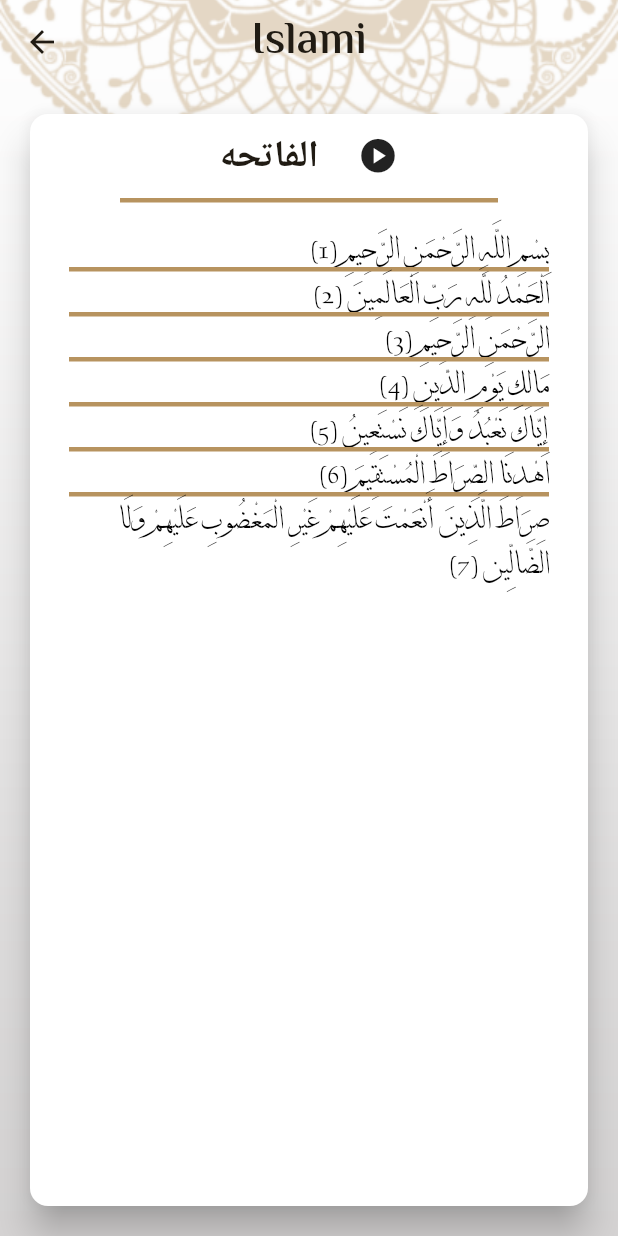
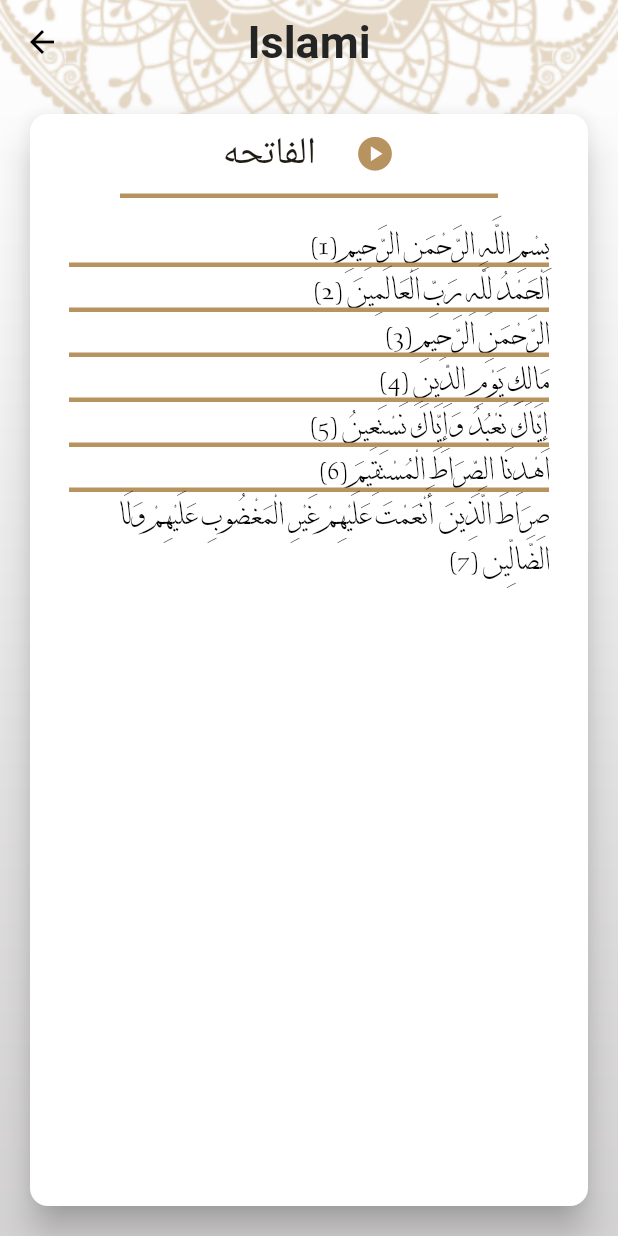
Before and after one commit to Mohamedkheira/islami, a Flutter app: the screen it shows after launch, after a tap on "الفاتحه", on a phone screen of 412 x 824 dp. Run offline on Flutter 3.47's test engine with Material 3 defaults, Android fonts, the phone set to English and light mode, and no system bars.

Commit message:
+ finish settings tab + handel dark theme

```diff
--- a/lib/main.dart
+++ b/lib/main.dart
@@ -1,4 +1,5 @@
 import 'package:flutter/material.dart';
+import 'package:islami_app/style/app_style.dart';
 import 'package:islami_app/ui/hadith_screen/hadith_screen.dart';
 import 'package:islami_app/ui/sura_content/sura_content_screen.dart';
 
@@ -9,7 +10,7 @@ void main() {
 }
 
 class MyApp extends StatelessWidget {
- Color primaryLightcolor = const Color(0xffB7935F);
+
   MyApp({super.key});
 
   // This widget is the root of your application.
@@ -17,65 +18,9 @@ class MyApp extends StatelessWidget {
   Widget build(BuildContext context) {
     return MaterialApp(
       debugShowCheckedModeBanner: false,
-      theme: ThemeData(
-       cardTheme: const CardTheme(
-         color: Colors.white,
-         surfaceTintColor: Colors.white,
-         elevation: 10,
-       ),
-        textTheme: const TextTheme(
-          headlineSmall:  TextStyle(
-            fontFamily: "ElMessiri",
-            fontSize: 30,
-          ),
-          headlineMedium: TextStyle(
-            fontFamily: "ElMessiri",
-            fontSize: 25,
-          ),
-          bodyMedium: TextStyle(
-            fontFamily: "KOUFIBD",
-            fontSize: 25,
-            fontWeight: FontWeight.bold
-          ),
-          bodyLarge: TextStyle(
-              fontFamily: "DTHULUTH",
-              fontSize: 20,
-            color: Colors.black
-          ),
-        ),
-        dividerTheme: DividerThemeData(
-          color: primaryLightcolor,
-          thickness: 3,
-          space: 0,
-        ),
-        bottomNavigationBarTheme: const BottomNavigationBarThemeData(
-          selectedItemColor: Colors.black,
-          unselectedItemColor: Colors.white,
-          selectedIconTheme: IconThemeData(
-            size: 40,
-          ),
-          unselectedIconTheme: IconThemeData(
-            size: 40,
-          ),
-        ),
-        scaffoldBackgroundColor: Colors.transparent,
-        appBarTheme: const AppBarTheme(
-          color: Colors.transparent,
-          titleTextStyle: TextStyle(
-            fontSize: 30,
-            fontWeight: FontWeight.bold,
-            color: Color(0xff242424),
-          ),
-          centerTitle: true,
-        ),
-        colorScheme: ColorScheme.fromSeed(
-          seedColor: primaryLightcolor,
-          primary: primaryLightcolor,
-          onPrimary: const Color(0xff707070),
-          secondary: primaryLightcolor.withOpacity(0.57),
-        ),
-        useMaterial3: true,
-      ),
+      darkTheme: AppStyle.darkTheme,
+      theme: AppStyle.lightTheme,
+      themeMode: AppStyle.isDark? ThemeMode.dark : ThemeMode.light,
       routes: {
         HomeScreen.routeName:(_) => const HomeScreen(),
         SuraContentScreen.routeName:(_)=> const SuraContentScreen(),
--- /dev/null
+++ b/lib/style/app_style.dart
@@ -0,0 +1,166 @@
+import 'package:flutter/material.dart';
+
+class AppStyle{
+  static bool isDark = false;
+  static const Color primaryLightcolor = Color(0xffB7935F);
+  static const Color primaryDarkcolor = Color(0xff141A2E);
+  static const Color secoundryDarkcolor = Color(0xffFACC1D);
+  static const Color onprimaryDarkcolor = Colors.white;
+
+  static ThemeData lightTheme = ThemeData(
+    cardTheme: const CardTheme(
+      color: Colors.white,
+      surfaceTintColor: Colors.white,
+      elevation: 10,
+    ),
+    textTheme: const TextTheme(
+      headlineSmall:  TextStyle(
+        fontFamily: "KOUFIBD",
+        fontSize: 25,
+      ),
+      headlineMedium: TextStyle(
+        fontFamily: "ElMessiri",
+        fontSize: 25,
+      ),
+      bodyMedium: TextStyle(
+          fontFamily: "KOUFIBD",
+          fontSize: 25,
+          fontWeight: FontWeight.bold
+      ),
+      bodyLarge: TextStyle(
+          fontFamily: "DTHULUTH",
+          fontSize: 20,
+          color: Colors.black
+      ),
+      bodySmall: TextStyle(
+          fontFamily: "DTHULUTH",
+          fontSize: 20,
+          fontWeight: FontWeight.bold,
+        color: primaryLightcolor
+      ),
+      titleLarge: TextStyle(
+        fontFamily: "KOUFIBD",
+        fontSize: 25,
+        fontWeight: FontWeight.bold,
+        color: Colors.black,
+      ),
+    ),
+    iconTheme: IconThemeData(
+      color: Colors.black,
+    ),
+    dividerTheme: const DividerThemeData(
+      color: primaryLightcolor,
+      thickness: 3,
+      space: 0,
+    ),
+    bottomNavigationBarTheme: const BottomNavigationBarThemeData(
+      selectedItemColor: Colors.black,
+      unselectedItemColor: Colors.white,
+      selectedIconTheme: IconThemeData(
+        size: 40,
+      ),
+      unselectedIconTheme: IconThemeData(
+        size: 40,
+      ),
+    ),
+    scaffoldBackgroundColor: Colors.transparent,
+    appBarTheme: const AppBarTheme(
+      color: Colors.transparent,
+      titleTextStyle: TextStyle(
+        fontSize: 30,
+        fontWeight: FontWeight.bold,
+        color: Color(0xff242424),
+      ),
+      centerTitle: true,
+    ),
+    colorScheme: ColorScheme.fromSeed(
+      seedColor: primaryLightcolor,
+      primary: primaryLightcolor,
+      onPrimary: const Color(0xff707070),
+      secondary: primaryLightcolor.withOpacity(0.57),
+      onSecondary: Colors.black,
+      onPrimaryContainer: primaryLightcolor,
+      onSecondaryContainer: Colors.white,
+    ),
+    useMaterial3: true,
+
+  );
+  static ThemeData darkTheme = ThemeData(
+    colorScheme: ColorScheme.fromSeed(
+      seedColor: primaryDarkcolor,
+      primary: primaryDarkcolor,
+      secondary: secoundryDarkcolor,
+      onPrimaryContainer: secoundryDarkcolor,
+      onSecondaryContainer: primaryDarkcolor,
+    ),
+    cardTheme: CardTheme(
+      color: primaryDarkcolor,
+      surfaceTintColor: primaryDarkcolor,
+    ),
+    iconTheme: IconThemeData(
+      color: onprimaryDarkcolor,
+    ),
+    textTheme: const TextTheme(
+      headlineSmall: const TextStyle(
+        fontFamily: "KOUFIBD",
+        fontSize: 25,
+        color: secoundryDarkcolor,
+      ),
+      headlineMedium: TextStyle(
+        fontFamily: "ElMessiri",
+        fontSize: 25,
+        color: onprimaryDarkcolor,
+      ),
+      bodyMedium: TextStyle(
+          fontFamily: "KOUFIBD",
+          fontSize: 25,
+          fontWeight: FontWeight.bold,
+        color: onprimaryDarkcolor,
+      ),
+      bodyLarge: TextStyle(
+          fontFamily: "DTHULUTH",
+          fontSize: 20,
+        color: secoundryDarkcolor,
+      ),
+      bodySmall: TextStyle(
+          fontFamily: "DTHULUTH",
+          fontSize: 20,
+          fontWeight: FontWeight.bold,
+          color: secoundryDarkcolor,
+      ),
+      titleLarge: TextStyle(
+        fontFamily: "KOUFIBD",
+        fontSize: 25,
+        fontWeight: FontWeight.bold,
+        color: Colors.white,
+      ),
+    ),
+    dividerTheme: const DividerThemeData(
+      color: secoundryDarkcolor,
+      thickness: 3,
+      space: 0,
+    ),
+    bottomNavigationBarTheme: const BottomNavigationBarThemeData(
+      selectedItemColor: secoundryDarkcolor,
+      unselectedItemColor: onprimaryDarkcolor,
+      selectedIconTheme: IconThemeData(
+        size: 40,
+      ),
+      unselectedIconTheme: IconThemeData(
+        size: 40,
+      ),
+    ),
+    scaffoldBackgroundColor: Colors.transparent,
+    appBarTheme: const AppBarTheme(
+      color: Colors.transparent,
+      titleTextStyle: TextStyle(
+        fontSize: 30,
+        fontWeight: FontWeight.bold,
+        color: onprimaryDarkcolor,
+        fontFamily: "ElMessiri",
+      ),
+      centerTitle: true,
+    ),
+
+  );
+}
--- a/lib/ui/home_screen/home_screen.dart
+++ b/lib/ui/home_screen/home_screen.dart
@@ -1,10 +1,11 @@
 import 'package:flutter/material.dart';
+import 'package:islami_app/style/app_style.dart';
 import 'package:islami_app/ui/tabs/hadith/hadith_tab.dart';
 import 'package:islami_app/ui/tabs/radio/radio_tab.dart';
 import 'package:islami_app/ui/tabs/sebha/sebha_tab.dart';
+import 'package:islami_app/ui/tabs/settings/settings_tab.dart';
 
 import '../tabs/quran/quran_tab.dart';
-
 
 class HomeScreen extends StatefulWidget {
   static const String routeName = "HomeScreen";
@@ -21,23 +22,25 @@ class _HomeScreenState extends State<HomeScreen> {
     HadithTab(),
     const SebhaTab(),
     const RadioTab(),
+    const SettingsTab(),
   ];
   int selectedIndex = 0;
 
   @override
   Widget build(BuildContext context) {
     return Container(
-      decoration: const BoxDecoration(
+      decoration: BoxDecoration(
         image: DecorationImage(
           fit: BoxFit.cover,
-          image: AssetImage("assets/images/background.png"),
+          image: AssetImage(AppStyle.isDark
+              ? "assets/images/background_dark.png"
+              : "assets/images/background.png"),
         ),
       ),
       child: Scaffold(
         appBar: AppBar(
-          title: Text(
+          title: const Text(
             "Islami",
-            style: Theme.of(context).textTheme.headlineSmall,
           ),
         ),
         bottomNavigationBar: BottomNavigationBar(
@@ -84,6 +87,13 @@ class _HomeScreenState extends State<HomeScreen> {
               ),
               label: "Radio",
             ),
+            BottomNavigationBarItem(
+              backgroundColor: Theme.of(context).colorScheme.primary,
+              icon: const Icon(
+                Icons.settings,
+              ),
+              label: "Settings",
+            ),
           ],
         ),
         body: tabs[selectedIndex],
--- a/lib/ui/sura_content/sura_content_screen.dart
+++ b/lib/ui/sura_content/sura_content_screen.dart
@@ -1,5 +1,6 @@
 import 'package:flutter/material.dart';
 import 'package:flutter/services.dart';
+import 'package:islami_app/style/app_style.dart';
 import 'package:islami_app/ui/sura_content/sura_content_item.dart';
 
 class SuraContentScreen extends StatefulWidget {
@@ -20,21 +21,23 @@ class _SuraContentScreenState extends State<SuraContentScreen> {
       loadFile(args.index);
     }
     return Container(
-      decoration: const BoxDecoration(
+      decoration: BoxDecoration(
         image: DecorationImage(
           fit: BoxFit.cover,
-          image: AssetImage("assets/images/background.png"),
+          image: AssetImage(AppStyle.isDark
+              ? "assets/images/background_dark.png"
+              : "assets/images/background.png"),
         ),
       ),
       child: Scaffold(
         appBar: AppBar(
-          title: Text(
+          title: const Text(
             "Islami",
-            style: Theme.of(context).textTheme.headlineSmall,
           ),
+          iconTheme: Theme.of(context).iconTheme,
         ),
         body: Card(
-          margin: EdgeInsets.all(20),
+          margin:  const EdgeInsets.all(20),
           child: Padding(
             padding: const EdgeInsets.all(10.0),
             child: Column(
@@ -45,14 +48,15 @@ class _SuraContentScreenState extends State<SuraContentScreen> {
                     Text(
                       args.suraNames,
                       textAlign: TextAlign.center,
-                      style: Theme.of(context).textTheme.bodyMedium,
+                      style: Theme.of(context).textTheme.headlineSmall,
                     ),
                     const SizedBox(
                       width: 26,
                     ),
-                    const Icon(
+                    Icon(
                       Icons.play_circle,
                       size: 27,
+                      color: Theme.of(context).colorScheme.onPrimaryContainer,
                     ),
                   ],
                 ),
--- a/lib/ui/tabs/hadith/hadith_tab.dart
+++ b/lib/ui/tabs/hadith/hadith_tab.dart
@@ -33,7 +33,7 @@ class _HadithTabState extends State<HadithTab> {
           decoration: BoxDecoration(
             border: BorderDirectional(
               top: BorderSide(
-                color: Theme.of(context).colorScheme.primary,
+                color: Theme.of(context).colorScheme.onPrimaryContainer,
                 width: 3,
               ),
               bottom: BorderSide(
@@ -72,8 +72,6 @@ class _HadithTabState extends State<HadithTab> {
       String hadethTitle = oneHadethContent[0];
       oneHadethContent.removeAt(0);
       String hadethContent = oneHadethContent.join("\n");
-      print(hadethTitle);
-      print(hadethContent);
       ahadethList.add(HadethModel(title: hadethTitle, content: hadethContent));
     }
   }
--- a/lib/ui/tabs/quran/quran_sura_widget.dart
+++ b/lib/ui/tabs/quran/quran_sura_widget.dart
@@ -28,7 +28,7 @@ class QuranSuraWidget extends StatelessWidget {
                   style: Theme.of(context).textTheme.bodyMedium,
             )),
             Container(
-              color: Theme.of(context).colorScheme.primary,
+              color: Theme.of(context).colorScheme.onPrimaryContainer,
               width: 3,
             ),
             Expanded(
--- a/lib/ui/tabs/quran/quran_tab.dart
+++ b/lib/ui/tabs/quran/quran_tab.dart
@@ -37,11 +37,11 @@ class QuranTab extends StatelessWidget {
           decoration: BoxDecoration(
             border: BorderDirectional(
               top: BorderSide(
-                color: Theme.of(context).colorScheme.primary,
+                color: Theme.of(context).colorScheme.onPrimaryContainer,
                 width: 3,
               ),
               bottom: BorderSide(
-                color: Theme.of(context).colorScheme.primary,
+                color: Theme.of(context).colorScheme.onPrimaryContainer,
                 width: 3,
               ),
             ),
@@ -58,7 +58,7 @@ class QuranTab extends StatelessWidget {
                 ),
                 Container(
                   width: 3,
-                    color: Theme.of(context).colorScheme.primary,
+                    color: Theme.of(context).colorScheme.onPrimaryContainer,
                 ),
                 Expanded(
                   child: Text(
```
Also changed, not shown: lib/resoble_conponan/Langauge_sheet.dart (added, +29 -0 lines), lib/resoble_conponan/mode_sheet.dart (added, +29 -0 lines), lib/resoble_conponan/selected_item.dart (added, +21 -0 lines), lib/resoble_conponan/unselected_item.dart (added, +14 -0 lines), lib/ui/hadith_screen/hadith_screen.dart (+8 -5 lines), lib/ui/tabs/settings/settings_tab.dart (+100 -2 lines), assets/images/background_dark.png (added).
